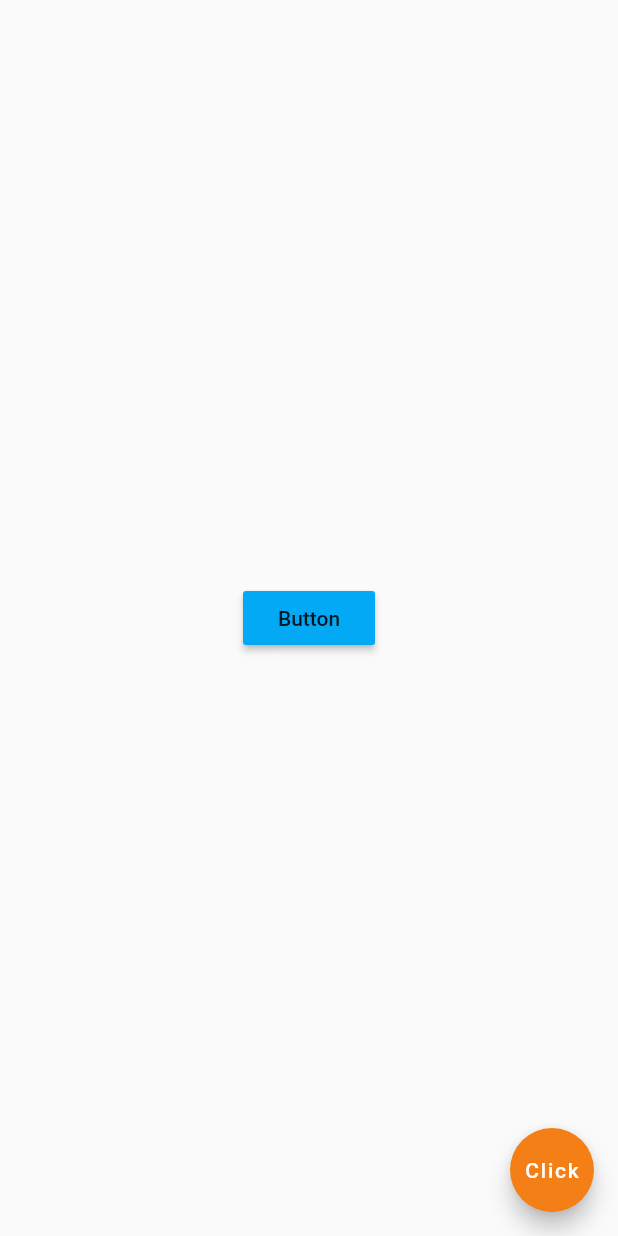
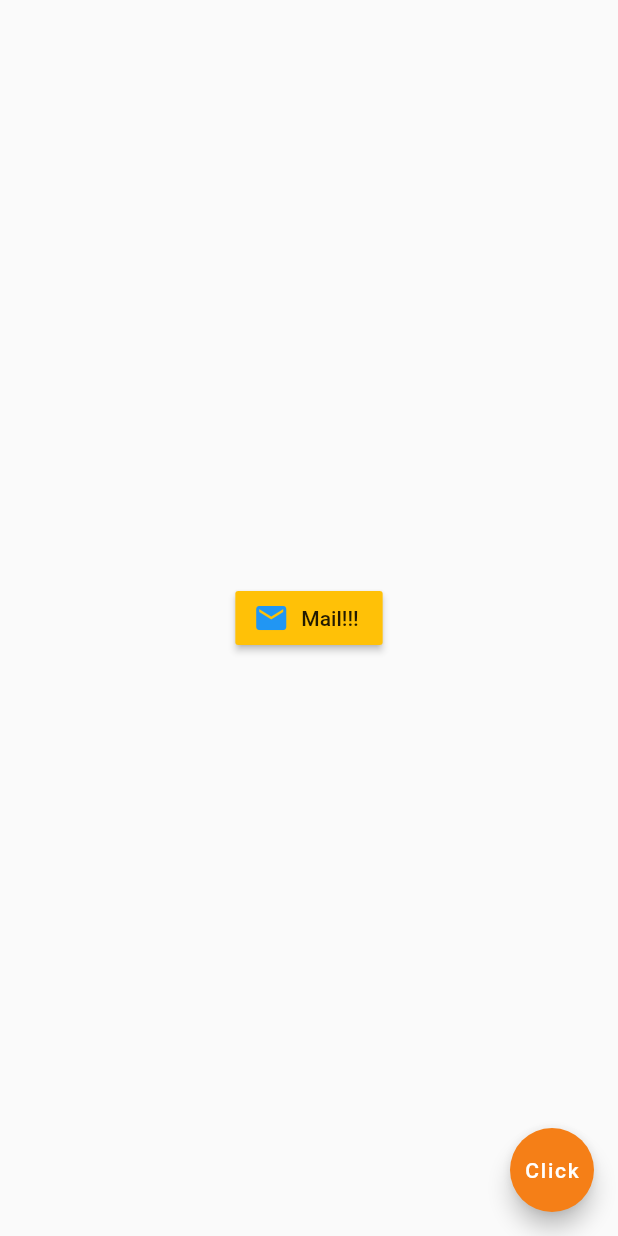
Before and after one commit to AkshDesai04/code_ninja_follow_along, a Flutter app: the screen it shows after launch, on a phone screen of 412 x 824 dp. Run offline on Flutter 3.47's test engine with Material 2 defaults, Android fonts, the phone set to English and light mode, and no system bars.

Commit message:
Added an icon to the button and had some fun

```diff
--- a/lib/main.dart
+++ b/lib/main.dart
@@ -48,17 +48,26 @@ class Home extends StatelessWidget {
         //   color: Colors.limeAccent,
         // ),
 
+        // child: RaisedButton(
+        //   onPressed: () {
+        //     print("Pressed...");
+        //   },
+        //   child: Text("Button"),
+        //   color: Colors.lightBlue,
+        // ),
 
-
-        child: RaisedButton(
-          onPressed: () {
-            print("Pressed...");
-          },
-          child: Text("Button"),
-          color: Colors.lightBlue,
+        child: RaisedButton.icon(
+          onPressed: () {},
+          icon: Icon(
+            Icons.mail,
+            color: Colors.blue,
+          ),
+          label: Text("Mail!!!"),
+          color: Colors.amber,
+          ),
         ),
 
-      ),
+      // ),
       floatingActionButton: FloatingActionButton(
         onPressed: () {},
         child: Text("Click"),
```
